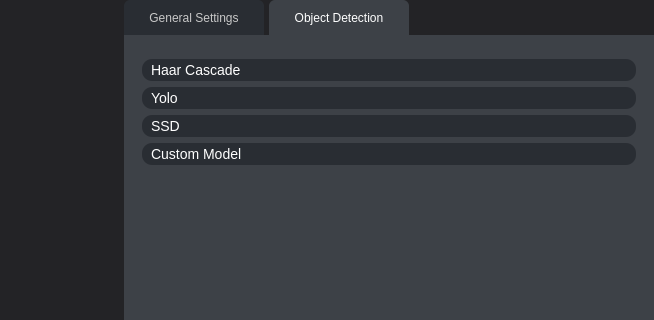
Tobias-Mauritzon/DAT067, file GUI/ui_mainPage.ui: the form before one commit; both pictures show x 462 to 1116 and y 0 to 320 of the 1116 by 760 pixel window.
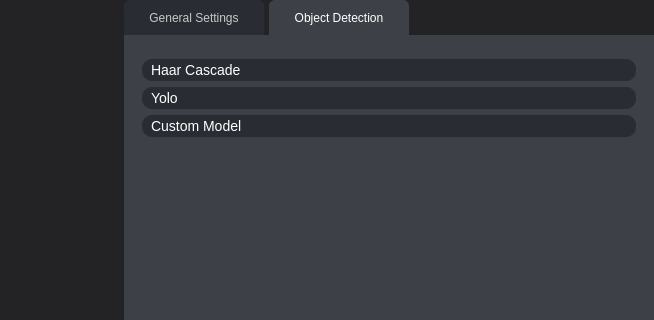
The form after the commit. The open tabs and pages were chosen to show the change.

What changed in the file:
```diff
--- a/GUI/ui_mainPage.ui
+++ b/GUI/ui_mainPage.ui
@@ -1246,7 +1246,7 @@
                       <rect>
                        <x>0</x>
                        <y>0</y>
-                       <width>547</width>
+                       <width>538</width>
                        <height>548</height>
                       </rect>
                      </property>
@@ -1971,12 +1971,15 @@
                           <string>Yolo</string>
                          </attribute>
                         </widget>
-                        <widget class="QWidget" name="page_3">
-                         <attribute name="label">
-                          <string>SSD</string>
-                         </attribute>
-                        </widget>
                         <widget class="QWidget" name="page_4">
+                         <property name="geometry">
+                          <rect>
+                           <x>0</x>
+                           <y>0</y>
+                           <width>520</width>
+                           <height>412</height>
+                          </rect>
+                         </property>
                          <attribute name="label">
                           <string>Custom Model</string>
                          </attribute>
```
Left out of the diff: 18 changed lines with no effect on the pictures.
